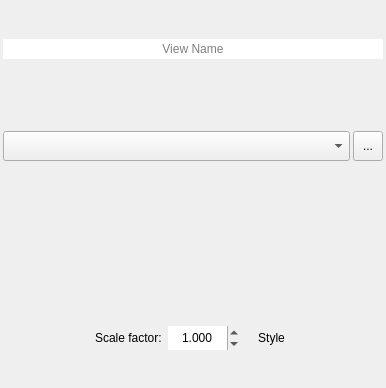
This is ui/response_design_view_widget.ui in SMByC/AcATaMa as Qt 5 draws it before an edit. The edited form follows.
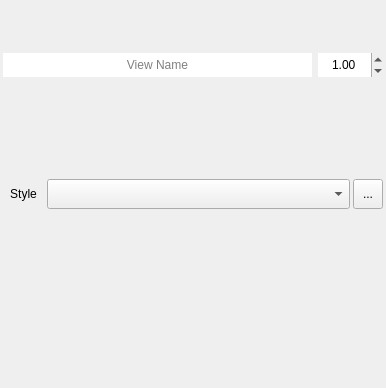
This is the edited form. Icons and pictures are not drawn. Custom widgets are drawn as their Qt base class.

Commit message: Improving the UI for the response design window

Patch:
```diff
--- a/ui/response_design_view_widget.ui
+++ b/ui/response_design_view_widget.ui
@@ -43,10 +43,11 @@
       </property>
       <item>
        <widget class="QLineEdit" name="QLabel_ViewName">
-        <property name="font">
-         <font>
-          <pointsize>9</pointsize>
-         </font>
+        <property name="maximumSize">
+         <size>
+          <width>16777215</width>
+          <height>24</height>
+         </size>
         </property>
         <property name="toolTip">
          <string>Click to set the name for this view</string>
@@ -62,6 +63,40 @@
         </property>
        </widget>
       </item>
+      <item>
+       <widget class="QDoubleSpinBox" name="scaleFactor">
+        <property name="maximumSize">
+         <size>
+          <width>16777215</width>
+          <height>24</height>
+         </size>
+        </property>
+        <property name="toolTip">
+         <string>Scale factor for this view</string>
+        </property>
+        <property name="frame">
+         <bool>false</bool>
+        </property>
+        <property name="alignment">
+         <set>Qt::AlignCenter</set>
+        </property>
+        <property name="decimals">
+         <number>2</number>
+        </property>
+        <property name="minimum">
+         <double>0.010000000000000</double>
+        </property>
+        <property name="maximum">
+         <double>1000.000000000000000</double>
+        </property>
+        <property name="singleStep">
+         <double>0.010000000000000</double>
+        </property>
+        <property name="value">
+         <double>1.000000000000000</double>
+        </property>
+       </widget>
+      </item>
      </layout>
     </widget>
    </item>
@@ -83,6 +118,29 @@
       <property name="bottomMargin">
        <number>0</number>
       </property>
+      <item>
+       <widget class="QToolButton" name="layerStyleEditor">
+        <property name="maximumSize">
+         <size>
+          <width>16777215</width>
+          <height>30</height>
+         </size>
+        </property>
+        <property name="toolTip">
+         <string>Open the style editor for the layer selected</string>
+        </property>
+        <property name="text">
+         <string>Style</string>
+        </property>
+        <property name="icon">
+         <iconset>
+          <normaloff>:/plugins/AcATaMa/icons/layer_properties.svg</normaloff>:/plugins/AcATaMa/icons/layer_properties.svg</iconset>
+        </property>
+        <property name="autoRaise">
+         <bool>true</bool>
+        </property>
+       </widget>
+      </item>
       <item>
        <widget class="QgsMapLayerComboBox" name="QCBox_RenderFile">
         <property name="sizePolicy">
@@ -97,11 +155,6 @@
           <height>30</height>
          </size>
         </property>
-        <property name="font">
-         <font>
-          <pointsize>9</pointsize>
-         </font>
-        </property>
         <property name="allowEmptyLayer">
          <bool>true</bool>
         </property>
@@ -115,11 +168,6 @@
           <height>30</height>
          </size>
         </property>
-        <property name="font">
-         <font>
-          <pointsize>9</pointsize>
-         </font>
-        </property>
         <property name="toolTip">
          <string>Load file</string>
         </property>
@@ -141,154 +189,6 @@
      </property>
     </widget>
    </item>
-   <item>
-    <widget class="QWidget" name="widget" native="true">
-     <layout class="QHBoxLayout" name="horizontalLayout_2">
-      <property name="leftMargin">
-       <number>0</number>
-      </property>
-      <property name="topMargin">
-       <number>0</number>
-      </property>
-      <property name="rightMargin">
-       <number>0</number>
-      </property>
-      <property name="bottomMargin">
-       <number>0</number>
-      </property>
-      <item>
-       <spacer name="horizontalSpacer">
-        <property name="orientation">
-         <enum>Qt::Horizontal</enum>
-        </property>
-        <property name="sizeHint" stdset="0">
-         <size>
-          <width>40</width>
-          <height>20</height>
-         </size>
-        </property>
-       </spacer>
-      </item>
-      <item>
-       <widget class="QLabel" name="scaleFactorLabel">
-        <property name="maximumSize">
-         <size>
-          <width>16777215</width>
-          <height>24</height>
-         </size>
-        </property>
-        <property name="font">
-         <font>
-          <pointsize>9</pointsize>
-         </font>
-        </property>
-        <property name="text">
-         <string>Scale factor:</string>
-        </property>
-       </widget>
-      </item>
-      <item>
-       <widget class="QDoubleSpinBox" name="scaleFactor">
-        <property name="maximumSize">
-         <size>
-          <width>16777215</width>
-          <height>24</height>
-         </size>
-        </property>
-        <property name="font">
-         <font>
-          <pointsize>9</pointsize>
-         </font>
-        </property>
-        <property name="toolTip">
-         <string>Scale factor for this view</string>
-        </property>
-        <property name="frame">
-         <bool>false</bool>
-        </property>
-        <property name="alignment">
-         <set>Qt::AlignCenter</set>
-        </property>
-        <property name="decimals">
-         <number>3</number>
-        </property>
-        <property name="minimum">
-         <double>0.001000000000000</double>
-        </property>
-        <property name="maximum">
-         <double>1000.000000000000000</double>
-        </property>
-        <property name="singleStep">
-         <double>0.010000000000000</double>
-        </property>
-        <property name="value">
-         <double>1.000000000000000</double>
-        </property>
-       </widget>
-      </item>
-      <item>
-       <spacer name="horizontalSpacer_3">
-        <property name="orientation">
-         <enum>Qt::Horizontal</enum>
-        </property>
-        <property name="sizeType">
-         <enum>QSizePolicy::Fixed</enum>
-        </property>
-        <property name="sizeHint" stdset="0">
-         <size>
-          <width>6</width>
-          <height>20</height>
-         </size>
-        </property>
-       </spacer>
-      </item>
-      <item>
-       <widget class="QToolButton" name="layerStyleEditor">
-        <property name="maximumSize">
-         <size>
-          <width>16777215</width>
-          <height>24</height>
-         </size>
-        </property>
-        <property name="font">
-         <font>
-          <pointsize>9</pointsize>
-         </font>
-        </property>
-        <property name="toolTip">
-         <string>Open the style editor for the layer selected</string>
-        </property>
-        <property name="text">
-         <string>Style</string>
-        </property>
-        <property name="icon">
-         <iconset>
-          <normaloff>:/plugins/AcATaMa/icons/layer_properties.svg</normaloff>:/plugins/AcATaMa/icons/layer_properties.svg</iconset>
-        </property>
-        <property name="toolButtonStyle">
-         <enum>Qt::ToolButtonTextBesideIcon</enum>
-        </property>
-        <property name="autoRaise">
-         <bool>true</bool>
-        </property>
-       </widget>
-      </item>
-      <item>
-       <spacer name="horizontalSpacer_2">
-        <property name="orientation">
-         <enum>Qt::Horizontal</enum>
-        </property>
-        <property name="sizeHint" stdset="0">
-         <size>
-          <width>40</width>
-          <height>20</height>
-         </size>
-        </property>
-       </spacer>
-      </item>
-     </layout>
-    </widget>
-   </item>
   </layout>
  </widget>
  <customwidgets>
```
The commit also changes 4 other files.
